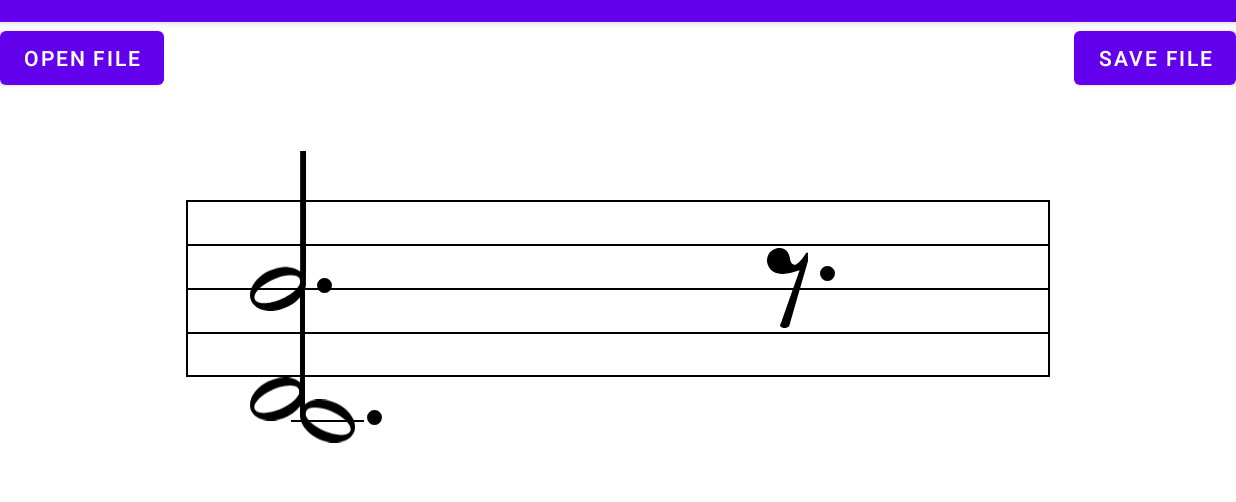
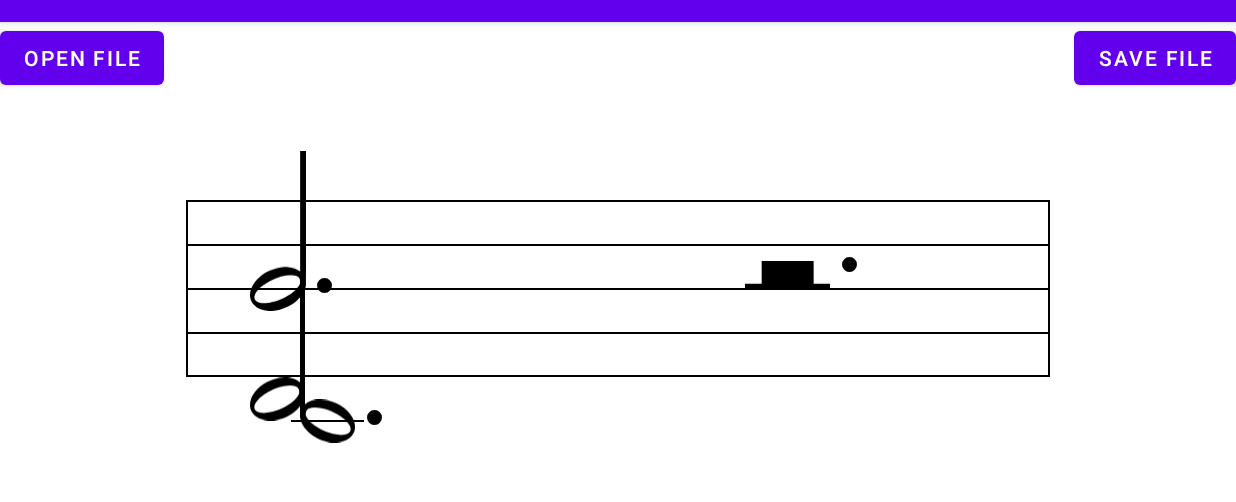
Before and after one commit to maxwendler/SheetMusicApp, an Android app: the screen it shows after launch (MainActivity), on a phone screen of 824 x 412 dp (held sideways), the part 62-564 px from its top. Run offline under Robolectric (Android 15) with nearby library versions, the phone set to English and light mode, and no system bars.

Commit message:
- Implemented rest visualization for all rest types.

```diff
--- a/app/src/main/java/com/example/sheetmusicapp/ui/BarVisLayout.kt
+++ b/app/src/main/java/com/example/sheetmusicapp/ui/BarVisLayout.kt
@@ -10,6 +10,7 @@ import androidx.core.view.doOnLayout
 import com.example.sheetmusicapp.R
 import com.example.sheetmusicapp.scoreModel.*
 import java.lang.IllegalStateException
+import kotlin.math.round
 
 const val noteHeightToNoteHeadHeightRatio = 1 / 0.2741
 
@@ -278,7 +279,7 @@ class BarVisLayout(context: Context, private val barHeightPercentage: Double, va
                     val restView = createRestView(intervalLength.basicLength)
                     addRestView(restView, if (voiceDirection == null) null else voice.getAvgNoteHeight(), intervalLength.basicLength, intervalWidth, horizontalMarginInt)
                     if (isDotted) {
-                        createConstrainedRestDotView(restView, intervalLength)
+                        createConstrainedRestDotView(restView, intervalLength.basicLength)
                     }
                 }
 
@@ -380,29 +381,47 @@ class BarVisLayout(context: Context, private val barHeightPercentage: Double, va
         return noteHeadView
     }
 
+    private fun getRestHeight(basicLength: BasicRhythmicLength) : Double{
+        return when (basicLength){
+            BasicRhythmicLength.EIGHTH -> verticalMusicHeightStep * 4 * 0.9
+            BasicRhythmicLength.SIXTEENTH, BasicRhythmicLength.QUARTER -> verticalMusicHeightStep * 6 * 0.9
+            BasicRhythmicLength.HALF, BasicRhythmicLength.WHOLE -> verticalMusicHeightStep * 4/3.0
+        }
+    }
+
     /**
      * Creates and returns a specific rest view, based on its [RhythmicLength], with id.
      */
     private fun createRestView(basicLength: BasicRhythmicLength) : ImageView{
         // only applies to eighth rests
-        val restHeight = (barHeight * 2 * 0.9 / 4)
+        val restHeight = getRestHeight(basicLength)
         val restView = ImageView(context)
         restView.id = View.generateViewId()
         restView.layoutParams = ViewGroup.LayoutParams(restWidthFromHeight(basicLength, restHeight).toInt(), restHeight.toInt())
 
         restView.scaleType = ImageView.ScaleType.FIT_XY
-        restView.setImageResource(R.drawable.ic_rest_eighth)
+        restView.setImageResource(when(basicLength){
+            BasicRhythmicLength.SIXTEENTH -> R.drawable.ic_rest_sixteenth
+            BasicRhythmicLength.EIGHTH -> R.drawable.ic_rest_eighth
+            BasicRhythmicLength.QUARTER -> R.drawable.ic_rest_quarter
+            BasicRhythmicLength.HALF, BasicRhythmicLength.WHOLE -> R.drawable.ic_rest_half
+        })
+
+        // Whole rest is half rest upside down
+        if (basicLength == BasicRhythmicLength.WHOLE){
+            restView.scaleY = -1f
+        }
 
         return restView
     }
 
     /**
      * Creates and returns a dot view with id and constrains it to the given rest view. To top or to bottom is
-     * based on [restLength].
+     * based on [basicLength].
      *
      * @throws IllegalStateException When id of this layout has not been set, i.e. generated, because constraining is not possible then.
      */
-    private fun createConstrainedRestDotView(restView: ImageView, restLength: RhythmicLength) : ImageView {
+    private fun createConstrainedRestDotView(restView: ImageView, basicLength: BasicRhythmicLength) : ImageView {
         if (this.id == 0){
             throw IllegalStateException("Can't constrain elements because this instance has no id!")
         }
@@ -416,8 +435,14 @@ class BarVisLayout(context: Context, private val barHeightPercentage: Double, va
         val constraintSet = ConstraintSet()
         constraintSet.clone(this)
 
-        // only applies to eighth rests
-        constraintSet.connect(dotView.id, ConstraintSet.TOP, restView.id, ConstraintSet.TOP, dotMarginToUpNoteBottom)
+        // constrain dot to top or bottom of rest
+        if (basicLength in listOf(BasicRhythmicLength.SIXTEENTH, BasicRhythmicLength.EIGHTH, BasicRhythmicLength.WHOLE)){
+            constraintSet.connect(dotView.id, ConstraintSet.TOP, restView.id, ConstraintSet.TOP, dotMarginToUpNoteBottom)
+        }
+        else {
+            constraintSet.connect(dotView.id, ConstraintSet.BOTTOM, restView.id, ConstraintSet.BOTTOM, dotMarginToUpNoteBottom)
+        }
+
         constraintSet.connect(dotView.id, ConstraintSet.LEFT, restView.id, ConstraintSet.RIGHT, dotToNoteDistance)
         constraintSet.applyTo(this)
 
@@ -520,7 +545,7 @@ class BarVisLayout(context: Context, private val barHeightPercentage: Double, va
     }
 
     /**
-     * Adds the given [restView] to this layout, and constrains it to the centre of its voice and the centre of the horizontal voice section of the given [length],
+     * Adds the given [restView] to this layout, and constrains it to the centre of its voice and the centre of the horizontal voice section of the given [basicLength],
      * via [avgVoiceNoteHeight], [intervalWidth] and [horizontalMargin].
      *
      * @throws IllegalStateException When id of this layout has not been set, i.e. generated, because constraining is not possible then.
@@ -531,23 +556,40 @@ class BarVisLayout(context: Context, private val barHeightPercentage: Double, va
         }
 
         // only applies to eighth rests
-        val restHeight = (barHeight * 2 * 0.9 / 4)
+        val restHeight = getRestHeight(basicLength)
         val restWidth = restWidthFromHeight(basicLength, restHeight)
 
         // for constraining to middle of interval width
-        // only applies to eighth rests
         val leftMargin = (horizontalMargin + (intervalWidth - restWidth) / 2.0).toInt()
         val voiceCentreNoteHeight = avgVoiceNoteHeight ?: 6.0
-        val voiceCentreMargin = (smallestMusicHeightToBottomMargin + (13 - voiceCentreNoteHeight) * verticalMusicHeightStep)
-        val verticalMargin = (voiceCentreMargin - restHeight / 2).toInt()
 
         this.addView(restView)
         val constraintSet = ConstraintSet()
         constraintSet.clone(this)
 
         constraintSet.connect(restView.id, ConstraintSet.LEFT, this.id, ConstraintSet.LEFT, leftMargin)
-        // only applies to eighth rests
-        constraintSet.connect(restView.id, ConstraintSet.TOP, this.id, ConstraintSet.TOP, verticalMargin)
+
+        // constrain as middle to middle of voice vertically
+        if (basicLength !in listOf(BasicRhythmicLength.HALF, BasicRhythmicLength.WHOLE)) {
+            val voiceCentreMargin = (smallestMusicHeightToBottomMargin + (13 - voiceCentreNoteHeight) * verticalMusicHeightStep)
+            val verticalMargin = (voiceCentreMargin - restHeight / 2.0).toInt()
+            constraintSet.connect(restView.id, ConstraintSet.TOP, this.id, ConstraintSet.TOP, verticalMargin)
+        }
+        // constrain to top or bottom of rounded voice middle (i.e. a vertical position that's possible for notes)
+        else {
+            // make sure the rest is "attached" to horizontal bar stroke (or in position of optional horizontal above or below bar)
+            val evenMusicHeightDerivedFromVoiceAvg = round(voiceCentreNoteHeight / 2.0) * 2
+            // constrain to bottom
+            if (basicLength == BasicRhythmicLength.HALF){
+                val verticalMargin = (smallestMusicHeightToBottomMargin + (evenMusicHeightDerivedFromVoiceAvg + 1) * verticalMusicHeightStep - barStrokeWidth / 2.0).toInt()
+                constraintSet.connect(restView.id, ConstraintSet.BOTTOM, this.id, ConstraintSet.BOTTOM, verticalMargin)
+            }
+            // constrain to top
+            else {
+                val verticalMargin = (smallestMusicHeightToBottomMargin + (13 - voiceCentreNoteHeight) * verticalMusicHeightStep - barStrokeWidth / 2.0).toInt()
+                constraintSet.connect(restView.id, ConstraintSet.TOP, this.id, ConstraintSet.TOP, verticalMargin)
+            }
+        }
         constraintSet.applyTo(this)
     }
 
--- a/app/src/main/java/com/example/sheetmusicapp/ui/xyConversion.kt
+++ b/app/src/main/java/com/example/sheetmusicapp/ui/xyConversion.kt
@@ -7,12 +7,15 @@ const val eighthRestWidthToHeightRatio = 0.5195
 const val eighthNoteWidthToHeightRatio = 0.6063
 const val eighthNoteHeightToNoteHeadHeightRatio = 1 / 0.2741
 
+const val quarterRestWidthToHeightRatio = 0.3509
 const val quarterNoteWidthToHeightRatio = 0.3516
 const val quarterNoteHeightToNoteHeadHeightRatio = 3.6439
 
+const val sixteenthRestWidthToHeightRatio = 0.4546
 const val sixteenthNoteHeightToNodeHeadHeightRatio = 3.8655
 const val sixteenthNoteWidthToHeightRatio = 0.5684
 
+const val halfRestWidthToHeightRatio = 2.9213
 const val halfNoteWidthToHeightRatio = 0.3504
 const val halfNoteNoteHeightToNoteHeadHeightRatio = 3.6444
 
@@ -23,9 +26,12 @@ const val wholeNoteHeadWithToNoteHeadHeightRatio = 1.4894
  * for different [basicLength]s.
  */
 fun restWidthFromHeight(basicLength: BasicRhythmicLength, height: Double) : Double{
-    var width = eighthRestWidthToHeightRatio * height
+    var width = 0.0
     when (basicLength){
+        BasicRhythmicLength.SIXTEENTH -> width = sixteenthRestWidthToHeightRatio * height
         BasicRhythmicLength.EIGHTH -> width = eighthRestWidthToHeightRatio * height
+        BasicRhythmicLength.QUARTER -> width = quarterRestWidthToHeightRatio * height
+        BasicRhythmicLength.HALF, BasicRhythmicLength.WHOLE -> width = halfRestWidthToHeightRatio * height
     }
     return width
 }
--- /dev/null
+++ b/app/src/main/res/drawable/ic_rest_half.xml
@@ -0,0 +1,16 @@
+<vector xmlns:android="http://schemas.android.com/apk/res/android"
+    android:width="15.077462dp"
+    android:height="5.161131dp"
+    android:viewportWidth="15.077462"
+    android:viewportHeight="5.161131">
+  <path
+      android:pathData="M2.9575,0h9.2204v5.1031h-9.2204z"
+      android:strokeWidth="50"
+      android:fillColor="#000000"
+      android:strokeColor="#00000000"/>
+  <path
+      android:pathData="M0,4.0593h15.0775v1.1018h-15.0775z"
+      android:strokeWidth="50"
+      android:fillColor="#000000"
+      android:strokeColor="#00000000"/>
+</vector>
--- /dev/null
+++ b/app/src/main/res/drawable/ic_rest_quarter.xml
@@ -0,0 +1,10 @@
+<vector xmlns:android="http://schemas.android.com/apk/res/android"
+    android:width="26.22dp"
+    android:height="74.74dp"
+    android:viewportWidth="26.22"
+    android:viewportHeight="74.74">
+  <path
+      android:pathData="m26.22,19.5463c-3.9813,4.9407 -8.254,10.0198 -10.0125,16.2401 -1.0338,4.5847 1.8133,8.8215 4.1602,12.5168 1.6487,2.4451 3.4698,4.7694 5.3602,7.0311 -0.6795,0.9609 -1.359,1.9218 -2.0386,2.8827 -3.2222,-1.7816 -7.1522,-3.8426 -10.8449,-2.3472 -2.7713,1.7771 -2.3582,5.6723 -1.6723,8.4573 0.8082,2.8941 2.5133,5.4542 4.5036,7.6707 -0.6092,0.914 -1.2184,1.8281 -1.8277,2.7421 -5.1997,-3.9993 -10.6935,-8.3907 -13.1855,-14.6663 -1.665,-4.0552 -0.2535,-9.3862 3.9257,-11.2694 3.4186,-1.6821 7.5039,-1.2121 10.8765,0.3428 -4.7098,-6.2576 -9.4195,-12.5153 -14.1293,-18.7729 4.4676,-4.0681 9.2385,-8.8387 10.0129,-15.1277 0.2817,-5.6969 -3.3269,-10.6257 -6.5679,-14.9769 -0.1397,-0.5859 1.8803,-0.121 2.6397,-0.2695 0.9362,0.0861 2.0342,-0.1696 2.8729,0.1225 5.3089,6.4746 10.6179,12.9492 15.9268,19.4238z"
+      android:fillColor="#000000"
+      android:strokeColor="#00000000"/>
+</vector>
--- /dev/null
+++ b/app/src/main/res/drawable/ic_rest_sixteenth.xml
@@ -0,0 +1,14 @@
+<vector xmlns:android="http://schemas.android.com/apk/res/android"
+    android:width="11.658602dp"
+    android:height="25.645592dp"
+    android:viewportWidth="11.658602"
+    android:viewportHeight="25.645592">
+  <path
+      android:pathData="m4.8438,0.0653c-0.9342,0.1764 -1.6524,0.8226 -1.9674,1.7154 -0.0774,0.288 -0.0774,0.3582 -0.0774,0.7524 0,0.5418 0.0342,0.8298 0.288,1.2582 0.3582,0.7182 1.1106,1.2942 1.9764,1.5048 0.8928,0.2538 2.3256,0.0702 4.05,-0.4986 0.252,-0.1062 0.4626,-0.1836 0.4626,-0.1476 0,0.0414 -1.6092,5.274 -1.6794,5.4558 -0.1836,0.4644 -0.7956,1.323 -1.3302,1.863 -0.4986,0.5004 -0.7524,0.612 -1.1448,0.4302 -0.324,-0.1764 -0.4302,-0.36 -0.648,-1.3302 -0.1818,-0.7164 -0.3222,-1.1106 -0.6102,-1.3914 -0.7524,-0.8298 -2.0466,-0.936 -3.0456,-0.288 -0.4716,0.3222 -0.8298,0.8226 -1.0404,1.3644 -0.0774,0.2808 -0.0774,0.3582 -0.0774,0.7506 0,0.5346 0.0414,0.8244 0.288,1.2528 0.3582,0.7164 1.1106,1.2942 1.9764,1.5048 0.3942,0.1116 1.3986,0.1116 2.0808,0 0.5688,-0.1062 1.251,-0.2826 1.9332,-0.5004 0.288,-0.1044 0.5418,-0.1746 0.5418,-0.1404 0,0 -3.5154,11.4408 -3.5856,11.6154 0,0.036 0.2808,0.2538 0.5688,0.324 0.288,0.1134 0.5778,0.1134 0.8658,0 0.2808,-0.0702 0.5688,-0.2466 0.5688,-0.3582 0.036,-0.036 1.4706,-5.4486 3.2274,-12.0168l3.1932,-11.9394 -0.0702,-0.1044c-0.1422,-0.2178 -0.4302,-0.2538 -0.6822,-0.1476 -0.1422,0.0702 -0.1422,0.0702 -0.5706,0.7164 -0.3582,0.576 -0.864,1.1808 -1.152,1.4688 -0.3942,0.324 -0.6048,0.3942 -0.9648,0.2538 -0.3222,-0.1764 -0.4356,-0.3582 -0.6462,-1.3284 -0.2178,-0.963 -0.4716,-1.4004 -1.0062,-1.7586 -0.4986,-0.3222 -1.1448,-0.4284 -1.7226,-0.2808z"
+      android:strokeLineJoin="round"
+      android:strokeWidth="0"
+      android:fillColor="#000000"
+      android:strokeColor="#000000"
+      android:fillType="evenOdd"
+      android:strokeLineCap="butt"/>
+</vector>
```
